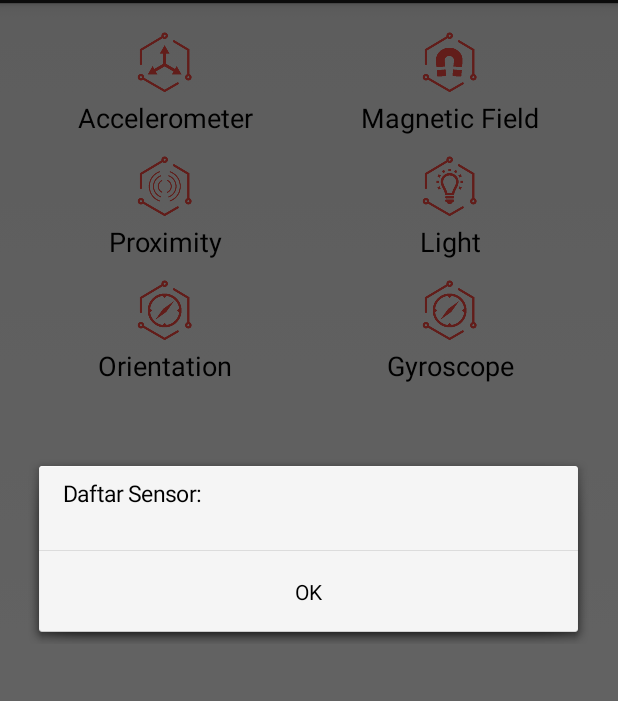
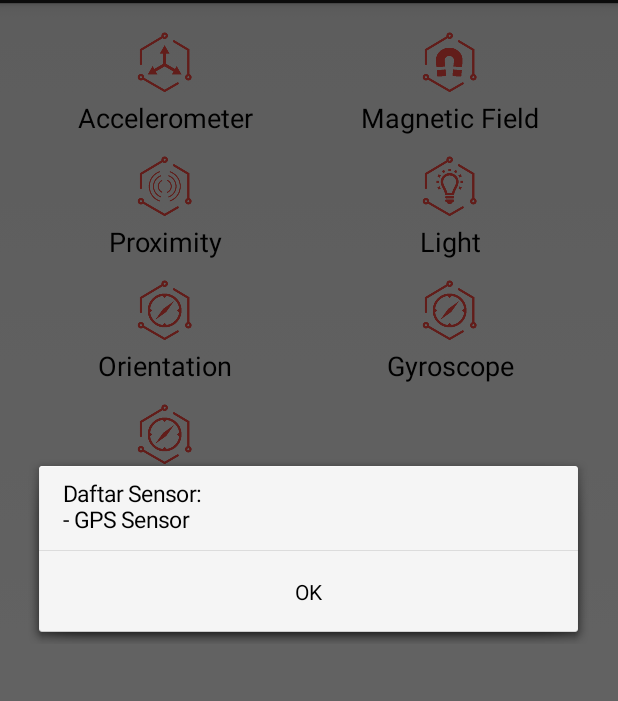
Before and after one commit to wilik16/lima-sensor, an Android app: the screen it shows after launch (MainMenu), in the options menu, after a tap on "Daftar Sensor", on a phone screen of 412 x 824 dp, the part 69-770 px from its top. Run offline under Robolectric (Android 15) with nearby library versions, the phone set to English and light mode, and no system bars; 1 statement that could not run was skipped.

Commit message:
Added GPS Sensor Activity Added GPS Sensor checking in sensor list view

```diff
--- a/app/src/main/java/com/pervasif2014/kelompok5/sensory/MainMenu.java
+++ b/app/src/main/java/com/pervasif2014/kelompok5/sensory/MainMenu.java
@@ -2,15 +2,23 @@ package com.pervasif2014.kelompok5.sensory;
 
 import android.app.Activity;
 import android.app.FragmentManager;
+import android.content.Context;
 import android.content.Intent;
+import android.content.pm.PackageManager;
 import android.hardware.Sensor;
 import android.hardware.SensorManager;
+import android.location.Criteria;
+import android.location.Location;
+import android.location.LocationListener;
+import android.location.LocationManager;
 import android.os.Bundle;
 import android.os.Environment;
 import android.text.format.DateFormat;
+import android.util.Log;
 import android.view.Menu;
 import android.view.MenuItem;
 import android.view.View;
+import android.widget.TextView;
 import android.widget.Toast;
 
 import com.pervasif2014.kelompok6.sensory.R;
@@ -81,6 +89,11 @@ public class MainMenu extends Activity {
         MainMenu.this.startActivity(acc_intent);
     }
 
+    public void gps_activity(View view) {
+        Intent acc_intent = new Intent(MainMenu.this,GPS_Activity.class);
+        MainMenu.this.startActivity(acc_intent);
+    }
+
     public void view_sensor_list() {
         SensorManager sensorM = (SensorManager) getSystemService(SENSOR_SERVICE);
         List<Sensor> sensors = sensorM.getSensorList(Sensor.TYPE_ALL);
@@ -91,6 +104,16 @@ public class MainMenu extends Activity {
             temp = "\n- " + sensor.getName() + " by " + sensor.getVendor();
             stringBuilder.append(temp);
         }
+
+        LocationManager locationManager = (LocationManager) getSystemService(Context.LOCATION_SERVICE);
+        List<String> providers = locationManager.getAllProviders();
+
+        if (providers.contains(LocationManager.GPS_PROVIDER)) {
+            stringBuilder.append("\n- GPS Sensor");
+        } else {
+            Log.d("TAG", "Tidak ada GPS");
+        }
+
         sensorListDialog dialog = new sensorListDialog();
         Bundle args = new Bundle();
         args.putString("data",stringBuilder.toString());
--- a/app/src/main/res/layout/activity_main_menu.xml
+++ b/app/src/main/res/layout/activity_main_menu.xml
@@ -54,4 +54,14 @@
             android:background="?android:attr/selectableItemBackground"
             android:onClick="gyroscope_activity"/>
     </TableRow>
+    <TableRow
+        android:layout_width="match_parent"
+        android:layout_height="wrap_content"
+        android:paddingBottom="10dp">
+        <Button
+            android:text="@string/GPS"
+            android:drawableTop="@drawable/icon_orientation"
+            android:background="?android:attr/selectableItemBackground"
+            android:onClick="gps_activity"/>
+    </TableRow>
 </TableLayout>
--- a/app/src/main/res/values/strings.xml
+++ b/app/src/main/res/values/strings.xml
@@ -19,4 +19,7 @@
     <string name="simpan_ke_csv">Simpan ke CSV</string>
     <string name="title_activity_gyroscope_">Gyroscope</string>
     <string name="gyroscope">Gyroscope</string>
+    <string name="GPS">GPS</string>
+    <string name="title_activity_gps_">GPS_Activity</string>
+
 </resources>
```
Also changed, not shown: app/src/main/AndroidManifest.xml (+8 -0 lines), app/src/main/java/com/pervasif2014/kelompok5/sensory/GPS_Activity.java (added, +99 -0 lines), app/src/main/res/layout/activity_gps_.xml (added, +60 -0 lines).
